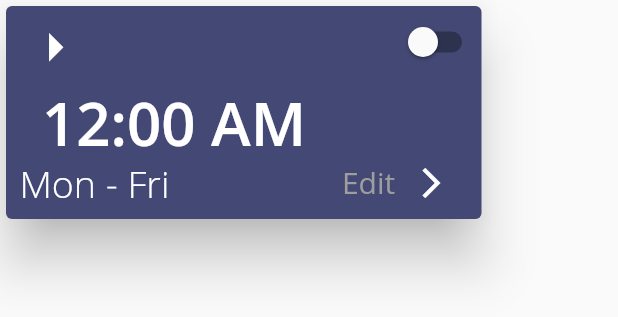
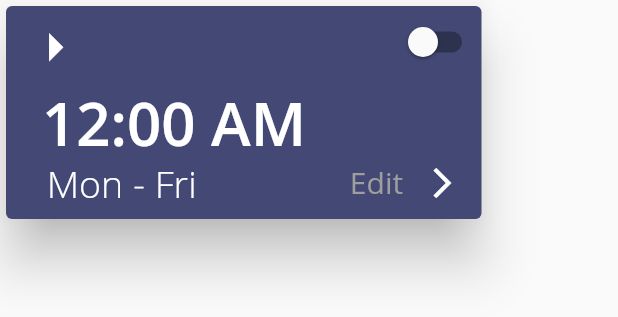
Before and after one commit to saldanaj97/Child-Friendly-Clock, a Flutter app: the AlarmCards widget shown alone on an empty page, opened directly with empty values, on a phone screen of 412 x 824 dp. Shown: the top 317 px of the screen. Run offline on Flutter 3.47's test engine with Material 2 defaults, Android fonts, the phone set to English and light mode, and no system bars; our stand-ins replace flutter_svg, numberpicker, sqflite; accounts and stored records are empty; Roboto replaces fonts that are missing (Open Sans).

Commit message:
Adjusted card text spacing

```diff
--- a/child_friendly_clock/lib/src/alarm/view/alarm_cards.dart
+++ b/child_friendly_clock/lib/src/alarm/view/alarm_cards.dart
@@ -41,7 +41,7 @@ class _AlarmCardsState extends State<AlarmCards> {
               onDismissed: (direction) {
                 DBProvider.db.deleteAlarm(widget.alarm.alarmID);
                 widget.updateListCallback();
-                Scaffold.of(context).showSnackBar(SnackBar(content: Text(widget.alarm.name + ' alarm deleted')));
+                Scaffold.of(context).showSnackBar(SnackBar(content: Text(widget.alarm.name + ' deleted')));
               },
               background: Container(
                 color: Colors.red,
@@ -115,8 +115,9 @@ class _AlarmCardsState extends State<AlarmCards> {
                             Container(
                               alignment: Alignment.bottomLeft,
                               width: 325,
-                              margin: EdgeInsets.only(left: 9),
+                              margin: EdgeInsets.only(left: 25),
                               child: Row(
+                                mainAxisAlignment: MainAxisAlignment.spaceEvenly,
                                 children: [
                                   Text(
                                     'Mon - Fri',
@@ -129,7 +130,7 @@ class _AlarmCardsState extends State<AlarmCards> {
                                     textAlign: TextAlign.left,
                                   ),
                                   Container(
-                                    padding: EdgeInsets.only(left: 115),
+                                    padding: EdgeInsets.only(left: 100),
                                     child: Text(
                                       'Edit',
                                       style: TextStyle(
```
Also changed, not shown: child_friendly_clock/lib/src/alarm/view/alarm.dart (+1 -8 lines).
